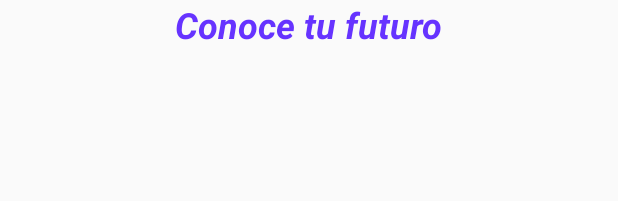
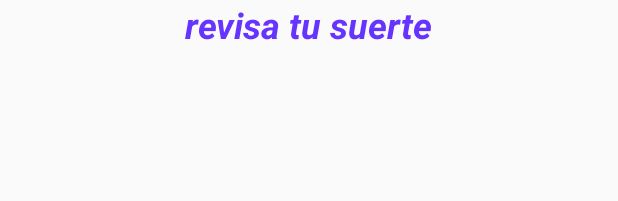
Before and after one commit to Ronaldzg/MagicBall, an Android app: the layout activity_main.xml on its own in the app's theme, with its tools: preview values and no code run, on a phone screen of 412 x 824 dp. Shown: the top 201 px of the screen. Run offline under Robolectric (Android 15) with nearby library versions, the phone set to English and light mode, and no system bars.

Commit message:
Primer commit Primer proyecto

```diff
--- a/app/src/main/res/layout/activity_main.xml
+++ b/app/src/main/res/layout/activity_main.xml
@@ -11,7 +11,7 @@
         android:layout_width="wrap_content"
         android:layout_height="wrap_content"
         android:layout_gravity="center"
-        android:text="Conoce tu futuro"
+        android:text="@string/revisa_tu_suerte"
         android:textColor="#6633FF"
         android:textSize="24sp"
         android:textStyle="bold|italic" />
--- a/app/src/main/res/values/strings.xml
+++ b/app/src/main/res/values/strings.xml
@@ -2,4 +2,5 @@
     <string name="app_name">MagicBall</string>
     <string name="conoce_tu_futuro" />
     <string name="Conoce_tu_futuro">Conoce_tu_futuro</string>
+    <string name="revisa_tu_suerte">revisa tu suerte</string>
 </resources>
```
